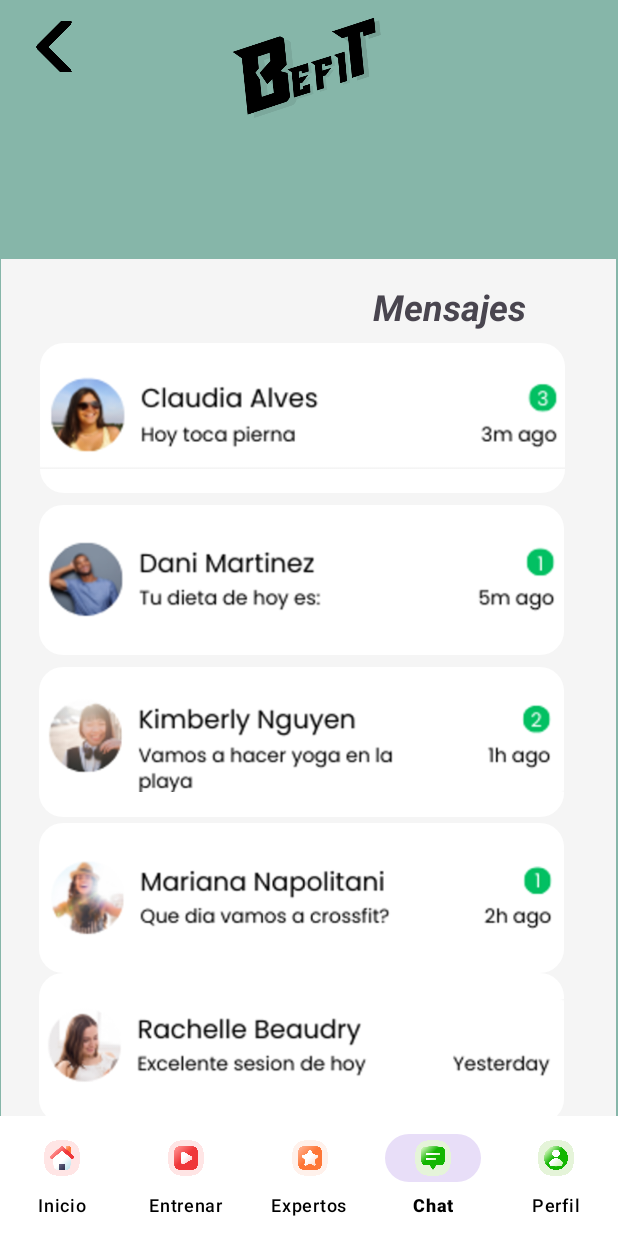
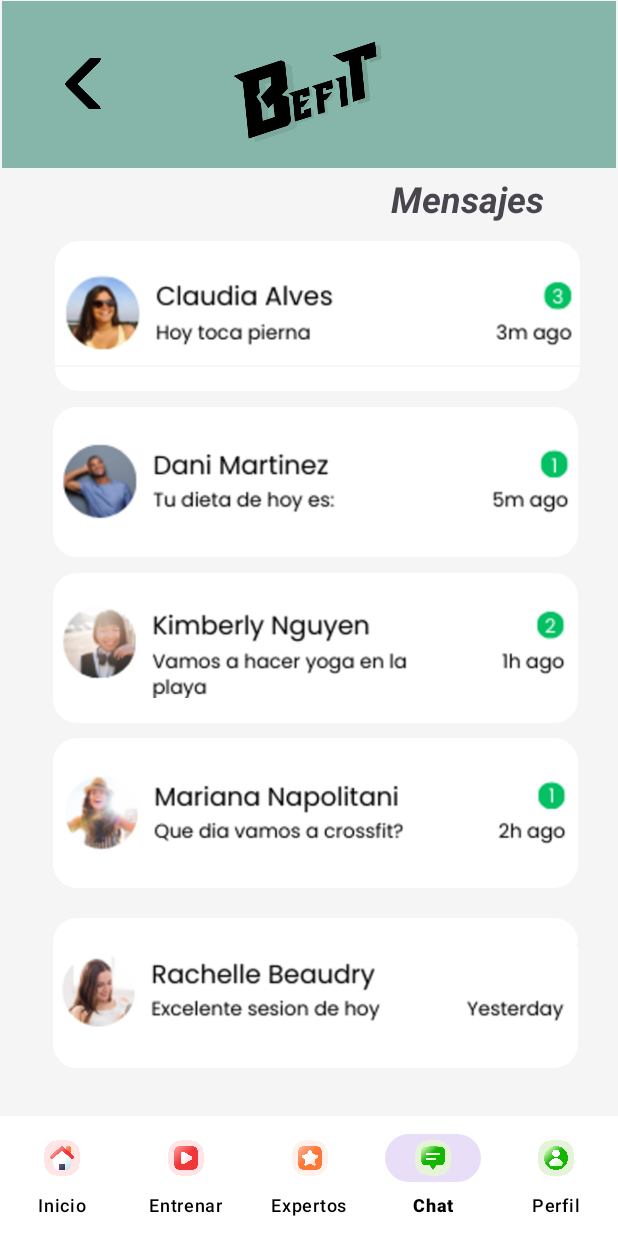
Before and after one commit to santibarriento/BeFit, an Android app: the ChatActivity screen opened directly, with no data from a screen before it, on a phone screen of 412 x 824 dp. Run offline under Robolectric (Android 15) with nearby library versions, the phone set to English and light mode, and no system bars; our stand-ins replace Firebase (no records; nobody signed in at launch, a user with empty details on screens opened directly); pictures from the network do not load.

Commit message:
cambio de contenedores

```diff
--- a/app/src/main/res/layout/activity_chat.xml
+++ b/app/src/main/res/layout/activity_chat.xml
@@ -3,7 +3,7 @@
     xmlns:tools="http://schemas.android.com/tools"
     android:layout_width="match_parent"
     android:layout_height="match_parent"
-    android:background="@color/green"
+    android:background="@color/gris_fondo"
     tools:context=".ChatActivity">
 
     <com.google.android.material.bottomnavigation.BottomNavigationView
@@ -17,6 +17,18 @@
         app:layout_constraintBottom_toBottomOf="parent"
         app:menu="@menu/bottom_navigation_menu" />
 
+    <androidx.constraintlayout.widget.ConstraintLayout
+        android:id="@+id/background_container"
+        android:layout_width="409dp"
+        android:layout_height="111dp"
+        android:background="@color/green"
+        app:layout_constraintBottom_toBottomOf="parent"
+        app:layout_constraintEnd_toEndOf="parent"
+        app:layout_constraintStart_toStartOf="parent"
+        app:layout_constraintTop_toTopOf="parent"
+        app:layout_constraintVertical_bias="0.001">
+
+
         <ImageView
             android:id="@+id/befitimagetop"
             android:layout_width="106dp"
@@ -27,10 +39,8 @@
             android:src="@drawable/befit_logo_black"
             app:layout_constraintBottom_toBottomOf="parent"
             app:layout_constraintEnd_toEndOf="parent"
-        app:layout_constraintHorizontal_bias="0.498"
             app:layout_constraintStart_toStartOf="parent"
-        app:layout_constraintTop_toTopOf="parent"
-        app:layout_constraintVertical_bias="0.003" />
+            app:layout_constraintTop_toTopOf="parent" />
 
         <ImageView
             android:id="@+id/back_button_pref"
@@ -41,22 +51,81 @@
             android:src="@drawable/left_arrow"
             app:layout_constraintBottom_toBottomOf="parent"
             app:layout_constraintEnd_toEndOf="parent"
-        app:layout_constraintHorizontal_bias="0.043"
+            app:layout_constraintHorizontal_bias="0.092"
             app:layout_constraintStart_toStartOf="parent"
             app:layout_constraintTop_toTopOf="parent"
-        app:layout_constraintVertical_bias="0.018" />
+            app:layout_constraintVertical_bias="0.493" />
+    </androidx.constraintlayout.widget.ConstraintLayout>
 
-    <androidx.constraintlayout.widget.ConstraintLayout
-        android:id="@+id/background_container"
-        android:layout_width="410dp"
-        android:layout_height="651dp"
-        android:background="@color/gris_fondo"
+    <ImageView
+        android:id="@+id/imageView2"
+        android:layout_width="350dp"
+        android:layout_height="100dp"
+        android:background="@drawable/rounded_border"
+        android:scaleType="fitCenter"
+        app:layout_constraintBottom_toBottomOf="@+id/bottom_navigation"
+        app:layout_constraintEnd_toEndOf="parent"
+        app:layout_constraintHorizontal_bias="0.59"
+        app:layout_constraintStart_toStartOf="parent"
+        app:layout_constraintTop_toTopOf="parent"
+        app:layout_constraintVertical_bias="0.222"
+        app:srcCompat="@drawable/mensaje1" />
+
+    <ImageView
+        android:id="@+id/imageView3"
+        android:layout_width="350dp"
+        android:layout_height="100dp"
+        android:background="@drawable/rounded_border"
+        android:scaleType="fitCenter"
         app:layout_constraintBottom_toBottomOf="parent"
         app:layout_constraintEnd_toEndOf="parent"
-        app:layout_constraintHorizontal_bias="0.418"
+        app:layout_constraintHorizontal_bias="0.573"
         app:layout_constraintStart_toStartOf="parent"
         app:layout_constraintTop_toTopOf="parent"
-        app:layout_constraintVertical_bias="1.0">
+        app:layout_constraintVertical_bias="0.375"
+        app:srcCompat="@drawable/mensaje2" />
+
+    <ImageView
+        android:id="@+id/imageView4"
+        android:layout_width="350dp"
+        android:layout_height="100dp"
+        android:background="@drawable/rounded_border"
+        android:scaleType="fitCenter"
+        app:layout_constraintBottom_toBottomOf="parent"
+        app:layout_constraintEnd_toEndOf="parent"
+        app:layout_constraintHorizontal_bias="0.573"
+        app:layout_constraintStart_toStartOf="parent"
+        app:layout_constraintTop_toTopOf="parent"
+        app:layout_constraintVertical_bias="0.528"
+        app:srcCompat="@drawable/mensaje3" />
+
+    <ImageView
+        android:id="@+id/imageView5"
+        android:layout_width="350dp"
+        android:layout_height="100dp"
+        android:background="@drawable/rounded_border"
+        android:scaleType="fitCenter"
+        app:layout_constraintBottom_toBottomOf="parent"
+        app:layout_constraintEnd_toEndOf="parent"
+        app:layout_constraintHorizontal_bias="0.573"
+        app:layout_constraintStart_toStartOf="parent"
+        app:layout_constraintTop_toTopOf="parent"
+        app:layout_constraintVertical_bias="0.68"
+        app:srcCompat="@drawable/menaje4" />
+
+    <ImageView
+        android:id="@+id/imageView6"
+        android:layout_width="350dp"
+        android:layout_height="100dp"
+        android:background="@drawable/rounded_border"
+        android:scaleType="fitCenter"
+        app:layout_constraintBottom_toBottomOf="@+id/bottom_navigation"
+        app:layout_constraintEnd_toEndOf="parent"
+        app:layout_constraintHorizontal_bias="0.573"
+        app:layout_constraintStart_toStartOf="parent"
+        app:layout_constraintTop_toTopOf="parent"
+        app:layout_constraintVertical_bias="0.845"
+        app:srcCompat="@drawable/mensaje5" />
 
     <TextView
         android:id="@+id/textView_Mensajes"
@@ -67,76 +136,9 @@
         android:textStyle="bold|italic"
         app:layout_constraintBottom_toBottomOf="parent"
         app:layout_constraintEnd_toEndOf="parent"
-            app:layout_constraintHorizontal_bias="0.872"
+        app:layout_constraintHorizontal_bias="0.909"
         app:layout_constraintStart_toStartOf="parent"
         app:layout_constraintTop_toTopOf="parent"
-            app:layout_constraintVertical_bias="0.025" />
-
-        <ImageView
-            android:id="@+id/imageView2"
-            android:layout_width="350dp"
-            android:layout_height="100dp"
-            android:layout_marginTop="56dp"
-            android:background="@drawable/rounded_border"
-            android:scaleType="fitCenter"
-            app:layout_constraintEnd_toEndOf="parent"
-            app:layout_constraintHorizontal_bias="0.43"
-            app:layout_constraintStart_toStartOf="parent"
-            app:layout_constraintTop_toTopOf="parent"
-            app:srcCompat="@drawable/mensaje1" />
-
-        <ImageView
-            android:id="@+id/imageView3"
-            android:layout_width="350dp"
-            android:layout_height="100dp"
-            android:layout_marginTop="8dp"
-            android:background="@drawable/rounded_border"
-            android:scaleType="fitCenter"
-            app:layout_constraintEnd_toEndOf="parent"
-            app:layout_constraintHorizontal_bias="0.424"
-            app:layout_constraintStart_toStartOf="parent"
-            app:layout_constraintTop_toBottomOf="@id/imageView2"
-            app:srcCompat="@drawable/mensaje2" />
-
-        <ImageView
-            android:id="@+id/imageView4"
-            android:layout_width="350dp"
-            android:layout_height="100dp"
-            android:layout_marginTop="8dp"
-            android:background="@drawable/rounded_border"
-            android:scaleType="fitCenter"
-            app:layout_constraintEnd_toEndOf="parent"
-            app:layout_constraintHorizontal_bias="0.424"
-            app:layout_constraintStart_toStartOf="parent"
-            app:layout_constraintTop_toBottomOf="@+id/imageView3"
-            app:srcCompat="@drawable/mensaje3" />
-
-        <ImageView
-            android:id="@+id/imageView5"
-            android:layout_width="350dp"
-            android:layout_height="100dp"
-            android:layout_marginTop="4dp"
-            android:background="@drawable/rounded_border"
-            android:scaleType="fitCenter"
-            app:layout_constraintEnd_toEndOf="parent"
-            app:layout_constraintHorizontal_bias="0.424"
-            app:layout_constraintStart_toStartOf="parent"
-            app:layout_constraintTop_toBottomOf="@+id/imageView4"
-            app:srcCompat="@drawable/menaje4" />
-
-        <ImageView
-            android:id="@+id/imageView6"
-            android:layout_width="350dp"
-            android:layout_height="100dp"
-            android:background="@drawable/rounded_border"
-            android:scaleType="fitCenter"
-            app:layout_constraintEnd_toEndOf="parent"
-            app:layout_constraintHorizontal_bias="0.424"
-            app:layout_constraintStart_toStartOf="parent"
-            app:layout_constraintTop_toBottomOf="@+id/imageView5"
-            app:srcCompat="@drawable/mensaje5" />
-
+        app:layout_constraintVertical_bias="0.148" />
 
 </androidx.constraintlayout.widget.ConstraintLayout>
-
-</androidx.constraintlayout.widget.ConstraintLayout>
```
Also changed, not shown: app/src/main/res/layout/activity_calendar.xml (+8 -8 lines), app/src/main/res/layout/activity_professionals.xml (+27 -19 lines), app/src/main/res/layout/dashboard_activity.xml (+44 -32 lines), app/src/main/res/layout/settingsactivity.xml (+22 -17 lines). Lines whose indentation alone changed are shown as unchanged.
